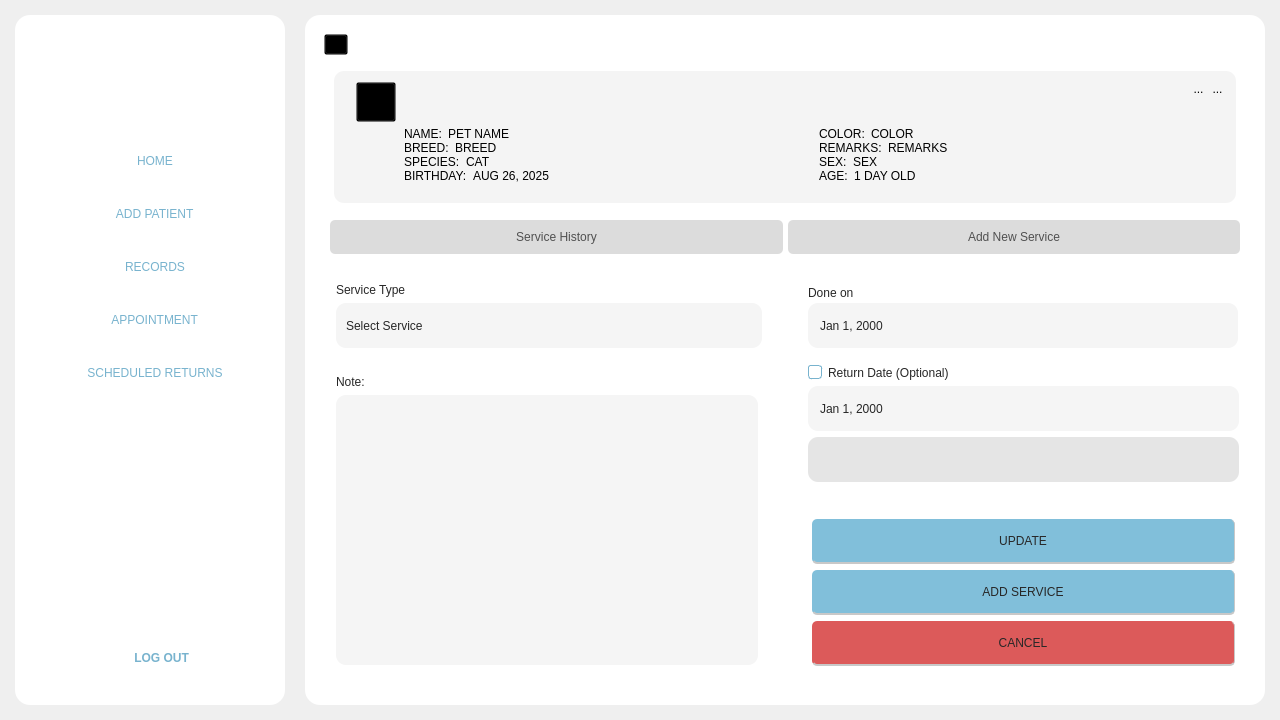
Above: Frontend/Home.ui from DreddVDomasian/Petmate-Desktop-Application before the change. Below: the same form after it.
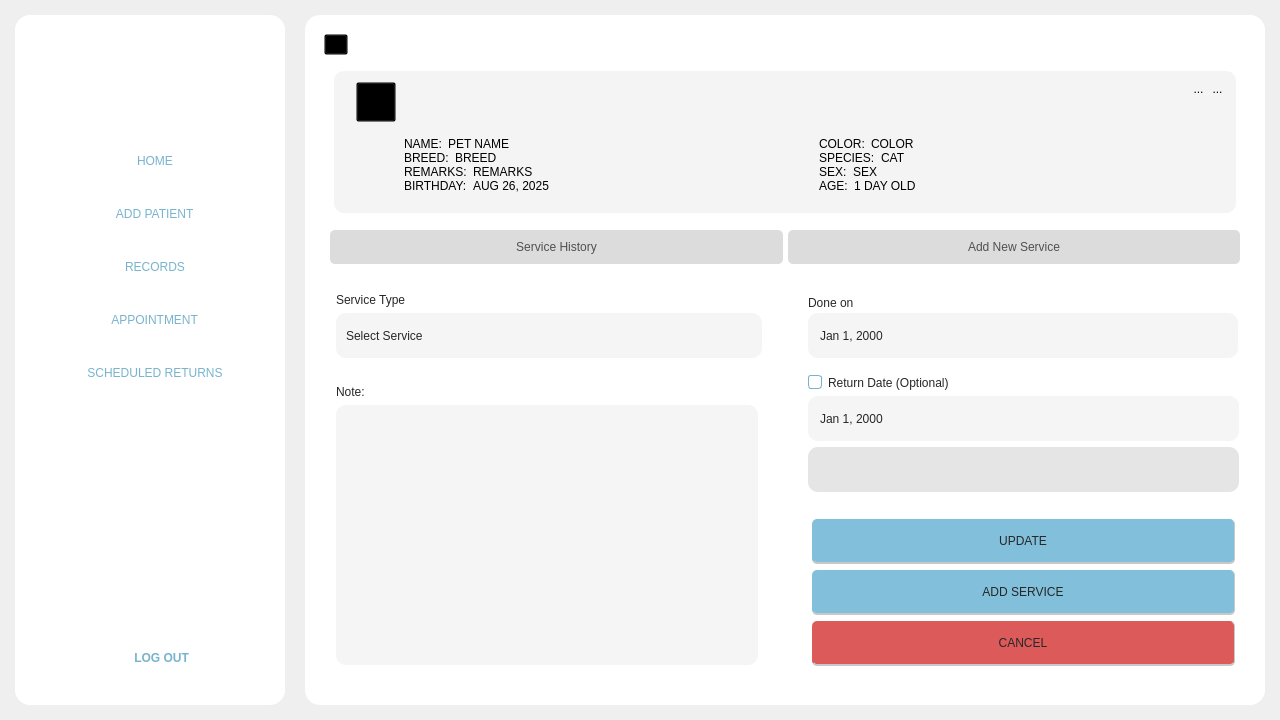
That is the form after the change. Icons and pictures are not drawn.

```diff
--- a/Frontend/Home.ui
+++ b/Frontend/Home.ui
@@ -5645,7 +5645,7 @@
                       </property>
                       <layout class="QVBoxLayout" name="verticalLayout_25">
                        <property name="spacing">
-                        <number>30</number>
+                        <number>40</number>
                        </property>
                        <property name="leftMargin">
                         <number>0</number>
@@ -5824,7 +5824,7 @@
                              <item>
                               <widget class="QFrame" name="frame_20">
                                <property name="sizePolicy">
-                                <sizepolicy hsizetype="Preferred" vsizetype="Fixed">
+                                <sizepolicy hsizetype="Expanding" vsizetype="Fixed">
                                  <horstretch>0</horstretch>
                                  <verstretch>0</verstretch>
                                 </sizepolicy>
@@ -5893,7 +5893,7 @@
                              <item>
                               <widget class="QFrame" name="frame_21">
                                <property name="sizePolicy">
-                                <sizepolicy hsizetype="Preferred" vsizetype="Fixed">
+                                <sizepolicy hsizetype="Expanding" vsizetype="Fixed">
                                  <horstretch>0</horstretch>
                                  <verstretch>0</verstretch>
                                 </sizepolicy>
@@ -5960,9 +5960,9 @@
                               </widget>
                              </item>
                              <item>
-                              <widget class="QFrame" name="frame_30">
+                              <widget class="QFrame" name="frame_33">
                                <property name="sizePolicy">
-                                <sizepolicy hsizetype="Preferred" vsizetype="Fixed">
+                                <sizepolicy hsizetype="Expanding" vsizetype="Expanding">
                                  <horstretch>0</horstretch>
                                  <verstretch>0</verstretch>
                                 </sizepolicy>
@@ -5973,7 +5973,7 @@
                                <property name="frameShadow">
                                 <enum>QFrame::Raised</enum>
                                </property>
-                               <layout class="QHBoxLayout" name="horizontalLayout_45">
+                               <layout class="QHBoxLayout" name="horizontalLayout_49">
                                 <property name="leftMargin">
                                  <number>0</number>
                                 </property>
@@ -5987,9 +5987,9 @@
                                  <number>0</number>
                                 </property>
                                 <item>
-                                 <widget class="QLabel" name="label_14">
+                                 <widget class="QLabel" name="label_18">
                                   <property name="sizePolicy">
-                                   <sizepolicy hsizetype="Fixed" vsizetype="Preferred">
+                                   <sizepolicy hsizetype="Fixed" vsizetype="Fixed">
                                     <horstretch>0</horstretch>
                                     <verstretch>0</verstretch>
                                    </sizepolicy>
@@ -5999,26 +5999,23 @@
 color:rgb(0, 0, 0);</string>
                                   </property>
                                   <property name="text">
-                                   <string>SPECIES:</string>
+                                   <string>REMARKS:</string>
                                   </property>
                                  </widget>
                                 </item>
                                 <item>
-                                 <widget class="QLabel" name="speciesLabel">
+                                 <widget class="QLabel" name="petRemarksLabel">
                                   <property name="sizePolicy">
-                                   <sizepolicy hsizetype="Preferred" vsizetype="Fixed">
+                                   <sizepolicy hsizetype="Expanding" vsizetype="Expanding">
                                     <horstretch>0</horstretch>
                                     <verstretch>0</verstretch>
                                    </sizepolicy>
                                   </property>
-                                  <property name="styleSheet">
-                                   <string notr="true"/>
-                                  </property>
                                   <property name="text">
-                                   <string>CAT</string>
+                                   <string>REMARKS</string>
                                   </property>
                                   <property name="alignment">
-                                   <set>Qt::AlignLeading|Qt::AlignLeft|Qt::AlignVCenter</set>
+                                   <set>Qt::AlignLeading|Qt::AlignLeft|Qt::AlignTop</set>
                                   </property>
                                   <property name="wordWrap">
                                    <bool>true</bool>
@@ -6195,7 +6192,7 @@
                               </widget>
                              </item>
                              <item>
-                              <widget class="QFrame" name="frame_33">
+                              <widget class="QFrame" name="frame_30">
                                <property name="sizePolicy">
                                 <sizepolicy hsizetype="Preferred" vsizetype="Fixed">
                                  <horstretch>0</horstretch>
@@ -6208,7 +6205,7 @@
                                <property name="frameShadow">
                                 <enum>QFrame::Raised</enum>
                                </property>
-                               <layout class="QHBoxLayout" name="horizontalLayout_49">
+                               <layout class="QHBoxLayout" name="horizontalLayout_45">
                                 <property name="leftMargin">
                                  <number>0</number>
                                 </property>
@@ -6222,9 +6219,9 @@
                                  <number>0</number>
                                 </property>
                                 <item>
-                                 <widget class="QLabel" name="label_18">
+                                 <widget class="QLabel" name="label_14">
                                   <property name="sizePolicy">
-                                   <sizepolicy hsizetype="Fixed" vsizetype="Fixed">
+                                   <sizepolicy hsizetype="Fixed" vsizetype="Preferred">
                                     <horstretch>0</horstretch>
                                     <verstretch>0</verstretch>
                                    </sizepolicy>
@@ -6234,20 +6231,26 @@
 color:rgb(0, 0, 0);</string>
                                   </property>
                                   <property name="text">
-                                   <string>REMARKS:</string>
+                                   <string>SPECIES:</string>
                                   </property>
                                  </widget>
                                 </item>
                                 <item>
-                                 <widget class="QLabel" name="petRemarksLabel">
+                                 <widget class="QLabel" name="speciesLabel">
                                   <property name="sizePolicy">
                                    <sizepolicy hsizetype="Preferred" vsizetype="Fixed">
                                     <horstretch>0</horstretch>
                                     <verstretch>0</verstretch>
                                    </sizepolicy>
                                   </property>
+                                  <property name="styleSheet">
+                                   <string notr="true"/>
+                                  </property>
                                   <property name="text">
-                                   <string>REMARKS</string>
+                                   <string>CAT</string>
+                                  </property>
+                                  <property name="alignment">
+                                   <set>Qt::AlignLeading|Qt::AlignLeft|Qt::AlignVCenter</set>
                                   </property>
                                   <property name="wordWrap">
                                    <bool>true</bool>
```
Left out of the diff: 4 changed lines with no effect on the pictures.
